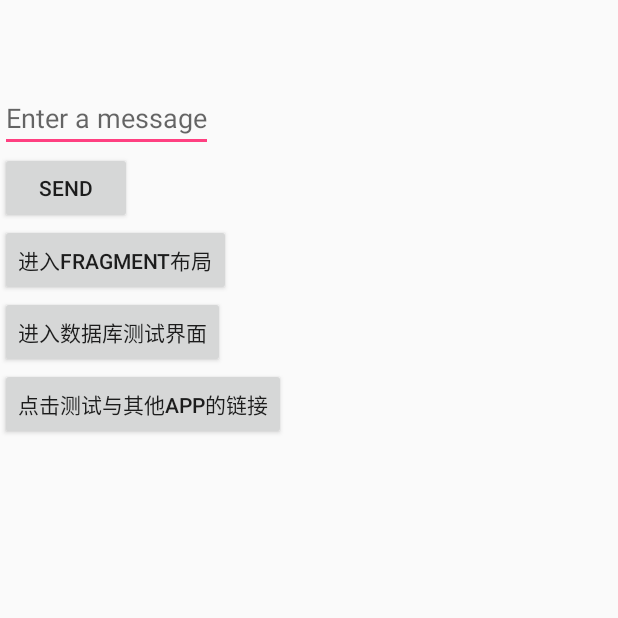
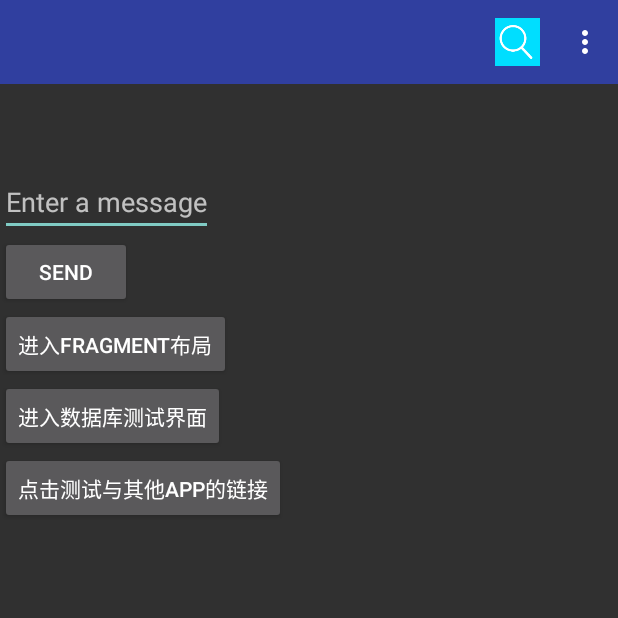
Before and after one commit to lishanxin/AndroidTrain, an Android app: the screen it shows after launch (MainActivity), on a phone screen of 412 x 824 dp, the top half of it. Run offline under Robolectric (Android 15) with nearby library versions, the phone set to English and light mode, and no system bars.

Commit message:
将搜索按钮作为ActionBar显示
将搜索按钮作为ActionBar

```diff
--- a/app/src/main/AndroidManifest.xml
+++ b/app/src/main/AndroidManifest.xml
@@ -13,7 +13,7 @@
         android:label="@string/app_name"
         android:roundIcon="@mipmap/ic_launcher_round"
         android:supportsRtl="true"
-        android:theme="@style/AppTheme">
+        android:theme="@style/CustomActionBarTheme">
 
         <!-- 主 main/home 活动 (没有上级活动) -->
         <activity android:name=".MainActivity">
--- a/app/src/main/java/com/example/androidtrain/MainActivity.java
+++ b/app/src/main/java/com/example/androidtrain/MainActivity.java
@@ -20,7 +20,7 @@ import com.example.androidtrain.connectApp.ConnectAppActivity;
 import com.example.androidtrain.fragment.HeadlinesFragment;
 import com.example.androidtrain.sql.SqlTestActivity;
 
-public class MainActivity extends FragmentActivity  {
+public class MainActivity extends AppCompatActivity  {
 
     public static final String TAG = "MainActivity";
 
--- a/app/src/main/res/values/themes.xml
+++ b/app/src/main/res/values/themes.xml
@@ -2,7 +2,7 @@
 <resources>
     <!-- 应用于程序或者活动的主题 -->
     <style name="CustomActionBarTheme"
-            parent="@android:style/Theme.Holo.Light.DarkActionBar"
+            parent="@style/Theme.AppCompat"
         >
         <item name="android:actionBarStyle">@style/MyActionBar</item>
         <item name="android:actionBarTabTextStyle">@style/MyActionBarTabText</item>
```
